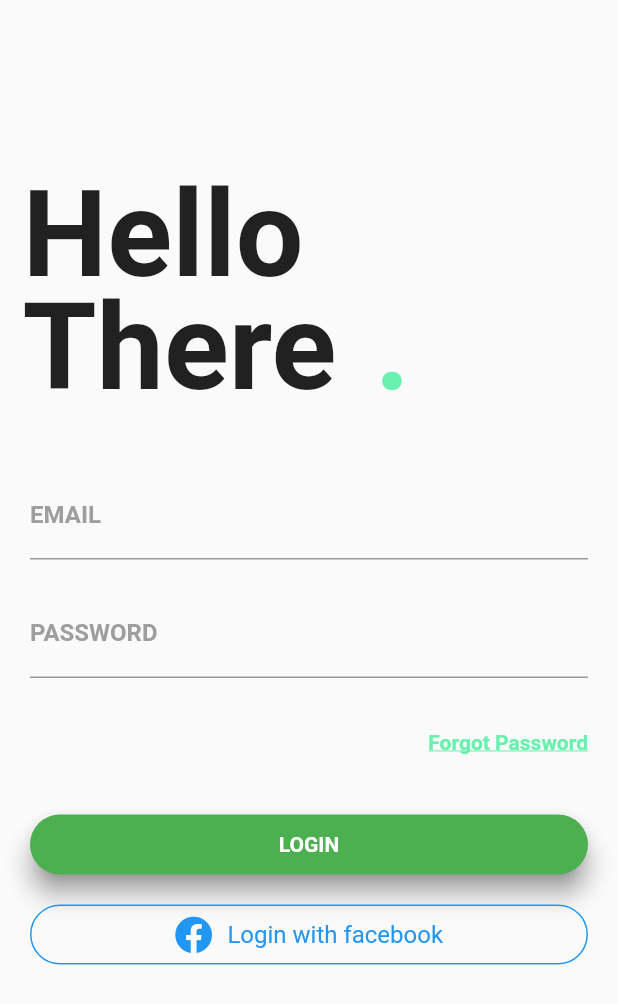
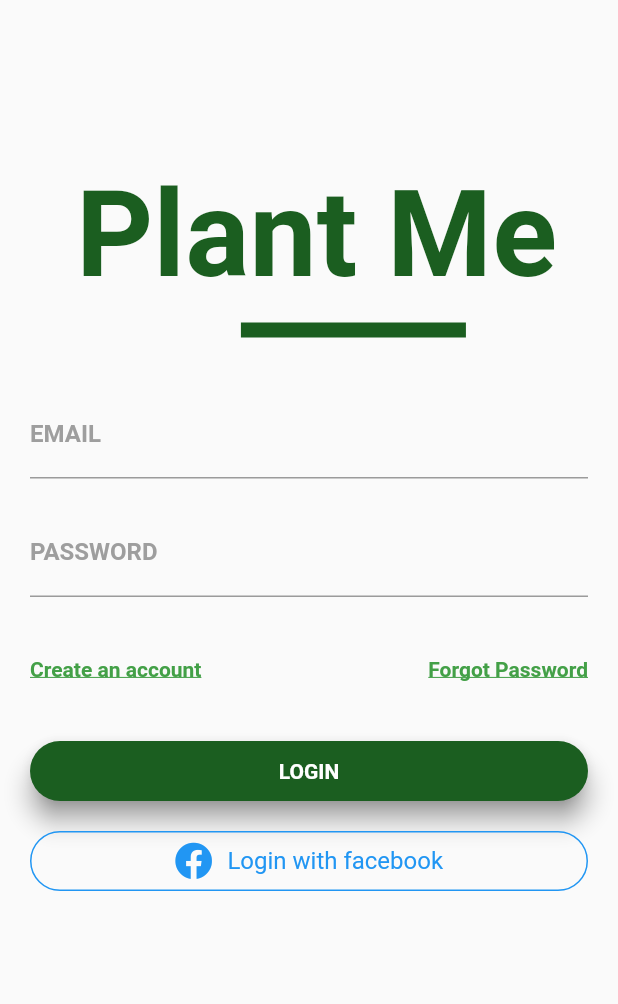
Before and after one commit to RachelAya/authentication_ui, a Flutter app: the screen it shows after launch, on a phone screen of 412 x 824 dp. Shown: the top 1004 px of the screen. Run offline on Flutter 3.47's test engine with Material 2 defaults, Android fonts, the phone set to English and light mode, and no system bars; our stand-ins replace font_awesome_flutter.

Commit message:
Updated to Plant me version

```diff
--- a/lib/main.dart
+++ b/lib/main.dart
@@ -26,48 +26,72 @@ class _MyHomePageState extends State<MyHomePage> {
   @override
   Widget build(BuildContext context) {
     return new Scaffold(
+      // backgroundColor: Colors.green[700],
       resizeToAvoidBottomPadding: false,
       body: Column(
+        //Entire page will be in one column
+        // Align "Hello there" to the left side of the screen
         crossAxisAlignment: CrossAxisAlignment.start,
+
         children: <Widget>[
           Container(
+            // stack that will have the words "Hello there"
+            child: Center(
               child: Stack(
                 children: <Widget>[
+                  // For each container padding will inform their position
                   Container(
-                  padding: EdgeInsets.fromLTRB(15.0, 110.0, 0.0, 0.0),
+                    padding: EdgeInsets.fromLTRB(10.0, 110.0, 0.0, 0.0),
                     child: Text(
-                    'Hello',
-                    style:
-                        TextStyle(fontSize: 80.0, fontWeight: FontWeight.bold),
+                      'Plant Me',
+                      style: TextStyle(
+                          fontSize: 80.0,
+                          fontWeight: FontWeight.bold,
+                          color: Colors.green[900]),
                     ),
                   ),
                   Container(
-                  padding: EdgeInsets.fromLTRB(15.0, 185.0, 0.0, 0.0),
-                  child: Text(
-                    'There',
-                    style:
-                        TextStyle(fontSize: 80.0, fontWeight: FontWeight.bold),
+                    padding: EdgeInsets.fromLTRB(120.0, 215.0, 0.0, 0.0),
+                    child: SizedBox(
+                      height: 10.0,
+                      width: 150.0,
+                      child: DecoratedBox(
+                        decoration: BoxDecoration(color: Colors.green[900]),
                       ),
                     ),
-                Container(
-                  padding: EdgeInsets.fromLTRB(250.0, 185.0, 0.0, 0.0),
-                  child: Text(
-                    '.',
-                    style: TextStyle(
-                        fontSize: 80.0,
-                        fontWeight: FontWeight.bold,
-                        color: Colors.greenAccent),
                   ),
-                ),
+
+                  // Container(
+                  //   padding: EdgeInsets.fromLTRB(15.0, 185.0, 0.0, 0.0),
+                  //   child: Text(
+                  //     'There',
+                  //     style: TextStyle(
+                  //         fontSize: 80.0,
+                  //         fontWeight: FontWeight.bold,
+                  //         color: Colors.green[900]),
+                  //   ),
+                  // ),
+                  // Container(
+                  //   padding: EdgeInsets.fromLTRB(250.0, 185.0, 0.0, 0.0),
+                  //   child: Text(
+                  //     '.',
+                  //     style: TextStyle(
+                  //         fontSize: 80.0,
+                  //         fontWeight: FontWeight.bold,
+                  //         color: Colors.greenAccent),
+                  //   ),
+                  // ),
                 ],
               ),
             ),
+          ),
+
           // Starting of the sign in form
-
           Container(
             padding: EdgeInsets.only(top: 35.0, left: 20.0, right: 20.0),
             child: Column(
               children: <Widget>[
+                // first text field "Email"
                 TextField(
                   decoration: InputDecoration(
                       labelText: 'EMAIL',
@@ -78,9 +102,11 @@ class _MyHomePageState extends State<MyHomePage> {
                       focusedBorder: UnderlineInputBorder(
                           borderSide: BorderSide(color: Colors.green))),
                 ),
+                // create space between the textfields
                 SizedBox(
                   height: 20.0,
                 ),
+                // second text field "Password"
                 TextField(
                   decoration: InputDecoration(
                       labelText: 'PASSWORD',
@@ -93,19 +119,34 @@ class _MyHomePageState extends State<MyHomePage> {
                   obscureText: true,
                 ),
                 SizedBox(
-                  height: 20.0,
+                  height: 40.0,
+                ),
+                Row(
+                  mainAxisAlignment: MainAxisAlignment.spaceBetween,
+                  children: <Widget>[
+                    Container(
+                      child: InkWell(
+                        child: Text('Create an account',
+                            style: TextStyle(
+                                fontWeight: FontWeight.bold,
+                                color: Colors.green[600],
+                                decoration: TextDecoration.underline)),
+                      ),
                     ),
                     Container(
-                  alignment: Alignment(1.0, 1.0),
-                  padding: EdgeInsets.only(top: 15.0, left: 20.0),
+                      // alignment: Alignment(-1.0, -1.0),
+                      // padding: EdgeInsets.only(top: 15.0, left: 15.0),
                       child: InkWell(
                         child: Text('Forgot Password',
                             style: TextStyle(
                                 fontWeight: FontWeight.bold,
-                            color: Colors.greenAccent,
+                                color: Colors.green[600],
                                 decoration: TextDecoration.underline)),
                       ),
                     ),
+                  ],
+                ),
+
                 SizedBox(
                   height: 40.0,
                 ),
@@ -114,7 +155,7 @@ class _MyHomePageState extends State<MyHomePage> {
                   child: Material(
                     borderRadius: BorderRadius.circular(20.0),
                     shadowColor: Colors.grey[700],
-                    color: Colors.green,
+                    color: Colors.green[900],
                     elevation: 7.0,
                     child: GestureDetector(
                       onTap: () {},
```
Lines whose indentation alone changed are shown as unchanged.
